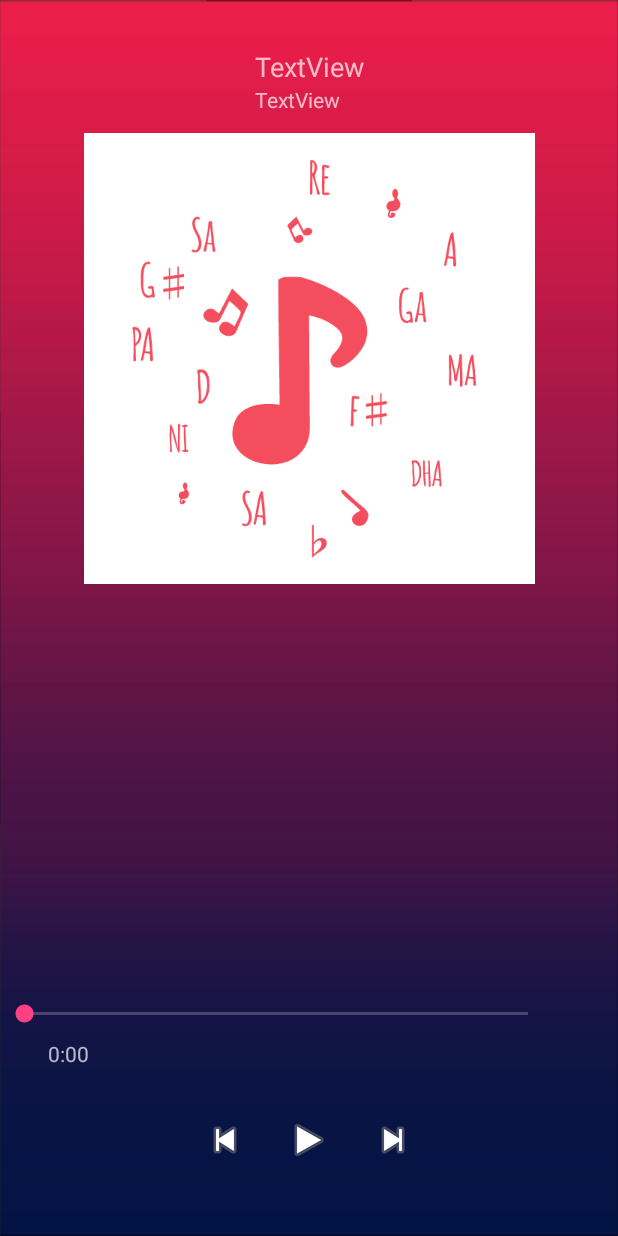
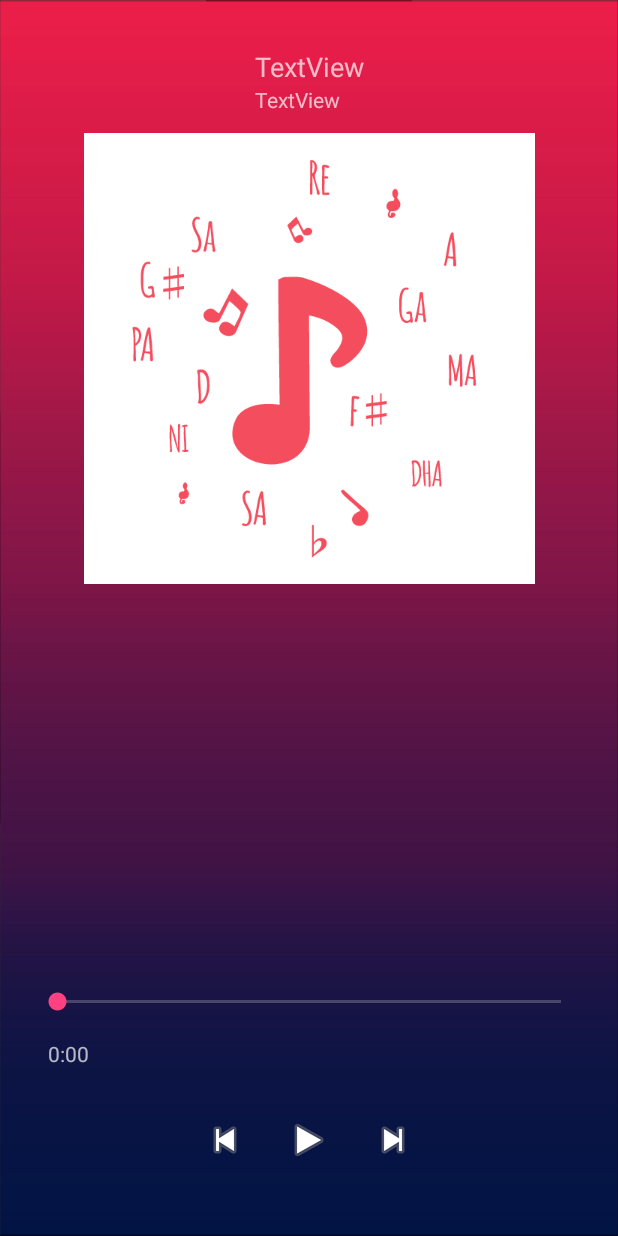
Before and after one commit to ajayrwarrier/Vibe-MusicApp, an Android app: the NowPlayingActivity screen opened directly, with no data from a screen before it, on a phone screen of 412 x 824 dp. Run offline under Robolectric (Android 15) with nearby library versions, the phone set to English and light mode, and no system bars; our stand-ins replace AdMob, ButterKnife; libraries missing offline, so code that uses them is left out: wseemann.media; 3 statements that could not run were skipped.

```diff
--- a/app/build.gradle
+++ b/app/build.gradle
@@ -1,4 +1,5 @@
 apply plugin: 'com.android.application'
+
 
 android {
     compileSdkVersion 25
@@ -31,4 +32,8 @@ dependencies {
     annotationProcessor 'com.jakewharton:butterknife-compiler:8.4.0'
     compile 'com.android.support:design:25.1.0'
     compile 'com.github.wseemann:FFmpegMediaMetadataRetriever:1.0.14'
+    compile 'com.google.android.gms:play-services-analytics:10.0.1'
+    compile 'com.google.android.gms:play-services-ads:10.0.1'
+
 }
+apply plugin: 'com.google.gms.google-services'
--- a/app/src/main/java/com/example/ajayrwarrier/vibe/NowPlayingActivity.java
+++ b/app/src/main/java/com/example/ajayrwarrier/vibe/NowPlayingActivity.java
@@ -4,12 +4,20 @@ import android.media.MediaPlayer;
 import android.os.Bundle;
 import android.os.Handler;
 import android.support.v7.app.AppCompatActivity;
+import android.util.Log;
 import android.view.View;
 import android.widget.ImageButton;
 import android.widget.ImageView;
 import android.widget.SeekBar;
 import android.widget.TextView;
 import android.widget.Toast;
+
+import com.example.ajayrwarrier.vibe.googleservices.Analytics;
+import com.google.android.gms.ads.AdListener;
+import com.google.android.gms.ads.AdRequest;
+import com.google.android.gms.ads.InterstitialAd;
+import com.google.android.gms.analytics.HitBuilders;
+import com.google.android.gms.analytics.Tracker;
 
 import butterknife.BindView;
 import butterknife.ButterKnife;
@@ -40,12 +48,29 @@ public class NowPlayingActivity extends AppCompatActivity {
     int check;
     Song currentSong;
     int position;
+    Tracker mTracker;
+    String ActivityName;
+    InterstitialAd mInterstitialAd;
     Handler seekHandler = new Handler();
     @Override
     protected void onCreate(Bundle savedInstanceState) {
         super.onCreate(savedInstanceState);
         setContentView(R.layout.activity_now_playing);
         ButterKnife.bind(this);
+        mInterstitialAd = new InterstitialAd(this);
+        mInterstitialAd.setAdUnitId(getString(R.string.interstitial_full_screen));
+        AdRequest adRequest = new AdRequest.Builder()
+                .addTestDevice(AdRequest.DEVICE_ID_EMULATOR)
+                .addTestDevice("E5984852F624B87B06F860B7AC30F713")
+                .build();
+        mInterstitialAd.loadAd(adRequest);
+        mInterstitialAd.setAdListener(new AdListener() {
+            public void onAdLoaded() {
+                showInterstitial();
+            }
+        });
+        ActivityName = getString(R.string.nowplaying_name);
+        mTracker = ((Analytics) getApplication()).getDefaultTracker();
         if (getIntent().getExtras() != null) {
             check = getIntent().getExtras().getInt("check");
             Toast.makeText(this, String.valueOf(check), Toast.LENGTH_SHORT).show();
@@ -119,6 +144,13 @@ public class NowPlayingActivity extends AppCompatActivity {
             }
         });
     }
+    @Override
+    public void onResume() {
+        super.onResume();
+        Log.i("ANALYTICS: ", "Setting screen name: " + ActivityName);
+        mTracker.setScreenName("Image~" + ActivityName);
+        mTracker.send(new HitBuilders.ScreenViewBuilder().build());
+    }
     Runnable run = new Runnable() {
         @Override
         public void run() {
@@ -173,4 +205,9 @@ public class NowPlayingActivity extends AppCompatActivity {
             }
         }
     }
+    private void showInterstitial() {
+        if (mInterstitialAd.isLoaded()) {
+            mInterstitialAd.show();
+        }
+    }
 }
--- a/app/src/main/res/layout/activity_now_playing.xml
+++ b/app/src/main/res/layout/activity_now_playing.xml
@@ -4,117 +4,122 @@
     xmlns:app="http://schemas.android.com/apk/res-auto"
     xmlns:tools="http://schemas.android.com/tools"
     android:id="@+id/activity_now_playing"
-    android:background="@drawable/background"
     android:layout_width="match_parent"
     android:layout_height="match_parent"
+    android:background="@drawable/background"
     tools:context="com.example.ajayrwarrier.vibe.NowPlayingActivity">
 
     <TextView
-        android:text="TextView"
+        android:id="@+id/nameView"
         android:layout_width="wrap_content"
         android:layout_height="wrap_content"
-        android:id="@+id/nameView"
+        android:layout_marginTop="32dp"
+        android:text="TextView"
+        android:textSize="18sp"
         app:layout_constraintLeft_toLeftOf="parent"
         app:layout_constraintRight_toRightOf="parent"
-        android:textSize="18sp"
-        android:layout_marginTop="32dp"
         app:layout_constraintTop_toTopOf="parent"/>
 
     <TextView
-        android:text="TextView"
+        android:id="@+id/artistView"
         android:layout_width="wrap_content"
         android:layout_height="wrap_content"
-        android:id="@+id/artistView"
+        android:text="TextView"
         app:layout_constraintLeft_toLeftOf="@+id/nameView"
         app:layout_constraintTop_toBottomOf="@+id/nameView"/>
 
     <ImageButton
+        android:id="@+id/previousButton"
         android:layout_width="wrap_content"
         android:layout_height="wrap_content"
-        android:background="@android:color/transparent"
-        app:srcCompat="@android:drawable/ic_media_previous"
-        android:id="@+id/previousButton"
-        app:layout_constraintRight_toLeftOf="@+id/playButton"
         android:layout_marginEnd="24dp"
         android:layout_marginRight="24dp"
-        app:layout_constraintTop_toTopOf="@+id/playButton"/>
+        android:background="@android:color/transparent"
+        app:layout_constraintRight_toLeftOf="@+id/playButton"
+        app:layout_constraintTop_toTopOf="@+id/playButton"
+        app:srcCompat="@android:drawable/ic_media_previous"/>
 
     <ImageButton
+        android:id="@+id/playButton"
         android:layout_width="wrap_content"
         android:layout_height="wrap_content"
-        android:background="@android:color/transparent"
-        app:srcCompat="@android:drawable/ic_media_play"
-        android:id="@+id/playButton"
-        app:layout_constraintBottom_toBottomOf="parent"
         android:layout_marginBottom="48dp"
         android:layout_marginEnd="16dp"
-        app:layout_constraintRight_toRightOf="parent"
+        android:layout_marginLeft="16dp"
         android:layout_marginRight="16dp"
         android:layout_marginStart="16dp"
+        android:background="@android:color/transparent"
+        app:layout_constraintBottom_toBottomOf="parent"
         app:layout_constraintLeft_toLeftOf="parent"
-        android:layout_marginLeft="16dp"/>
+        app:layout_constraintRight_toRightOf="parent"
+        app:srcCompat="@android:drawable/ic_media_play"/>
 
     <ImageButton
+        android:id="@+id/nextButton"
         android:layout_width="wrap_content"
+        android:layout_height="wrap_content"
+        android:layout_marginLeft="24dp"
+        android:layout_marginStart="24dp"
         android:background="@android:color/transparent"
-        android:layout_height="wrap_content"
-        app:srcCompat="@android:drawable/ic_media_next"
-        android:id="@+id/nextButton"
-        android:layout_marginStart="24dp"
         app:layout_constraintLeft_toRightOf="@+id/playButton"
-        android:layout_marginLeft="24dp"
-        app:layout_constraintTop_toTopOf="@+id/playButton"/>
+        app:layout_constraintTop_toTopOf="@+id/playButton"
+        app:srcCompat="@android:drawable/ic_media_next"/>
 
     <TextView
-        android:text="TextView"
+        android:id="@+id/startTime"
         android:layout_width="wrap_content"
         android:layout_height="wrap_content"
-        android:id="@+id/startTime"
+        android:layout_marginBottom="32dp"
+        android:layout_marginLeft="32dp"
         android:layout_marginStart="32dp"
+        android:layout_marginTop="8dp"
+        android:text="TextView"
+        app:layout_constraintBottom_toTopOf="@+id/playButton"
         app:layout_constraintLeft_toLeftOf="parent"
-        android:layout_marginLeft="32dp"
-        app:layout_constraintBottom_toTopOf="@+id/playButton"
-        android:layout_marginBottom="32dp"
-        android:layout_marginTop="8dp"
         app:layout_constraintTop_toBottomOf="@+id/albumArt"
         app:layout_constraintVertical_bias="1.0"/>
 
     <TextView
-        android:text="TextView"
+        android:id="@+id/totalTime"
         android:layout_width="wrap_content"
         android:layout_height="wrap_content"
-        android:id="@+id/totalTime"
+        android:layout_marginBottom="32dp"
         android:layout_marginEnd="32dp"
+        android:layout_marginRight="32dp"
+        android:layout_marginTop="8dp"
+        android:text="TextView"
+        app:layout_constraintBottom_toTopOf="@+id/playButton"
         app:layout_constraintRight_toRightOf="parent"
-        android:layout_marginRight="32dp"
-        app:layout_constraintBottom_toTopOf="@+id/playButton"
-        android:layout_marginBottom="32dp"
-        android:layout_marginTop="8dp"
         app:layout_constraintTop_toBottomOf="@+id/albumArt"
         app:layout_constraintVertical_bias="1.0"/>
 
     <ImageView
+        android:id="@+id/albumArt"
         android:layout_width="wrap_content"
         android:layout_height="wrap_content"
-        app:srcCompat="@drawable/no_thumbnail"
-        android:id="@+id/albumArt"
-        app:layout_constraintRight_toRightOf="parent"
-        app:layout_constraintLeft_toLeftOf="parent"
-        app:layout_constraintTop_toTopOf="@+id/artistView"
+        android:layout_marginBottom="8dp"
         android:layout_marginTop="32dp"
         app:layout_constraintBottom_toTopOf="@+id/playButton"
-        android:layout_marginBottom="8dp"
-        app:layout_constraintVertical_bias="0.0"/>
+        app:layout_constraintLeft_toLeftOf="parent"
+        app:layout_constraintRight_toRightOf="parent"
+        app:layout_constraintTop_toTopOf="@+id/artistView"
+        app:layout_constraintVertical_bias="0.0"
+        app:srcCompat="@drawable/no_thumbnail"/>
 
     <SeekBar
+        android:id="@+id/seekBar"
+        style="@android:style/Widget.DeviceDefault.SeekBar"
         android:layout_width="368dp"
         android:layout_height="wrap_content"
-        tools:layout_editor_absoluteX="8dp"
-        android:id="@+id/seekBar"
-        style="@android:style/Widget.Material.Light.SeekBar"
+        android:layout_marginBottom="16dp"
+        android:layout_marginTop="16dp"
         app:layout_constraintBottom_toTopOf="@+id/startTime"
-        android:layout_marginBottom="8dp"
+        app:layout_constraintTop_toBottomOf="@+id/albumArt"
         app:layout_constraintVertical_bias="1.0"
-        android:layout_marginTop="8dp"
-        app:layout_constraintTop_toBottomOf="@+id/albumArt"/>
+        android:layout_marginStart="16dp"
+        app:layout_constraintLeft_toLeftOf="parent"
+        android:layout_marginLeft="16dp"
+        android:layout_marginEnd="16dp"
+        app:layout_constraintRight_toRightOf="parent"
+        android:layout_marginRight="16dp"/>
 </android.support.constraint.ConstraintLayout>
--- a/app/src/main/res/values/strings.xml
+++ b/app/src/main/res/values/strings.xml
@@ -3,4 +3,10 @@
     <string name="song_name">Song Name</string>
     <string name="artist">artist</string>
     <string name="start_time">0:00</string>
+    <string name="home_name">MusicHomeActivity</string>
+    <string name="nowplaying_name">NowPlayingActivity</string>
+    <string name="interstitial_full_screen">ca-app-pub-6322285831112645/4409613612</string>
+    <string name="play_button">Play Button</string>
+    <string name="next_song_button">Next Song</string>
+    <string name="previous_song_button">previous song button</string>
 </resources>
--- a/build.gradle
+++ b/build.gradle
@@ -6,7 +6,7 @@ buildscript {
     }
     dependencies {
         classpath 'com.android.tools.build:gradle:2.2.2'
-
+        classpath 'com.google.gms:google-services:3.0.0'
         // NOTE: Do not place your application dependencies here; they belong
         // in the individual module build.gradle files
     }
```
Also changed, not shown: app/src/main/AndroidManifest.xml (+11 -4 lines), app/src/main/java/com/example/ajayrwarrier/vibe/GoogleServices/Analytics.java (added, +20 -0 lines), app/src/main/java/com/example/ajayrwarrier/vibe/MusicHomeActivity.java (+53 -25 lines), app/src/main/java/com/example/ajayrwarrier/vibe/Song.java (+16 -10 lines), app/src/main/java/com/example/ajayrwarrier/vibe/SongAdapter.java (+64 -51 lines), app/src/main/res/layout/activity_music_home.xml (+63 -45 lines), app/src/main/res/layout/song_item.xml (+46 -41 lines), 1 other file.
